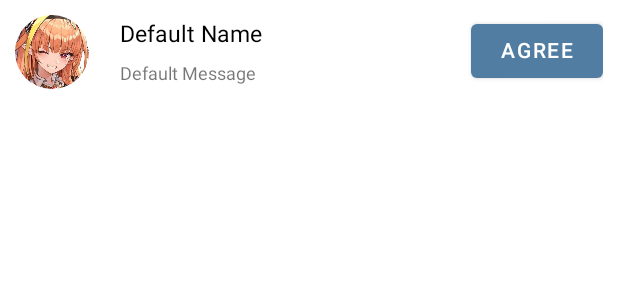
After one commit to dddqmmx/Surf-Android, an Android app: the layout view_friend_request.xml on its own in the app's theme, with its tools: preview values and no code run, on a phone screen of 412 x 824 dp. The commit adds this screen. Shown: the top 300 px of the screen. Run offline under Robolectric (Android 15) with nearby library versions, the light colour scheme and no system bars.

Commit message:
show friend request list

```diff
--- a/app/src/main/java/com/dd/surf/view/util/adapter/AdapterMain.java
+++ b/app/src/main/java/com/dd/surf/view/util/adapter/AdapterMain.java
@@ -12,6 +12,7 @@ import android.widget.TextView;
 import androidx.annotation.NonNull;
 import androidx.recyclerview.widget.RecyclerView;
 
+import com.dd.surf.AddFriendRequestList;
 import com.dd.surf.Chat;
 import com.dd.surf.Developers;
 import com.dd.surf.R;
@@ -47,6 +48,10 @@ public class AdapterMain extends RecyclerView.Adapter<AdapterMain.ViewPagerHolde
 
         messageListLayout = messagesList.findViewById(R.id.message_list);
         View friendsList = layoutInflater.inflate(R.layout.view_friend_list,null);
+        View toAddFriendRequestList = friendsList.findViewById(R.id.toAddFriendRequestList);
+        toAddFriendRequestList.setOnClickListener(v -> {
+            activity.startActivity(new Intent(activity, AddFriendRequestList.class));
+        });
         friendListLayout = friendsList.findViewById(R.id.friend_list);
 
         View myInfo = layoutInflater.inflate(R.layout.view_my_info,null);
--- /dev/null
+++ b/app/src/main/res/layout/view_friend_request.xml
@@ -0,0 +1,45 @@
+<?xml version="1.0" encoding="utf-8"?>
+<RelativeLayout xmlns:android="http://schemas.android.com/apk/res/android"
+    android:layout_width="match_parent"
+    android:layout_height="wrap_content"
+    android:padding="10dp">
+    <com.dd.surf.view.ClipPathCircleView
+        android:id="@+id/head"
+        android:layout_width="50dp"
+        android:layout_height="50dp"
+        android:src="@drawable/default_head">
+    </com.dd.surf.view.ClipPathCircleView>
+
+    <RelativeLayout
+        android:layout_centerVertical="true"
+        android:layout_toEndOf="@id/head"
+        android:layout_width="wrap_content"
+        android:layout_height="wrap_content"
+        android:layout_marginStart="20dp">
+        <TextView
+            android:id="@+id/name"
+            android:layout_width="wrap_content"
+            android:layout_height="wrap_content"
+            android:text="@string/default_name"
+            android:textColor="@color/black"
+            android:textSize="15sp"/>
+        <TextView
+            android:id="@+id/message"
+            android:layout_below="@id/name"
+            android:layout_width="wrap_content"
+            android:layout_height="wrap_content"
+            android:layout_marginTop="10dp"
+            android:textSize="12sp"
+            android:text="@string/default_message">
+        </TextView>
+    </RelativeLayout>
+
+    <Button
+        android:id="@+id/agree_button"
+        android:layout_width="wrap_content"
+        android:layout_height="wrap_content"
+        android:layout_alignParentEnd="true"
+        android:text="@string/agree">
+    </Button>
+
+</RelativeLayout>
--- a/app/src/main/res/values/strings.xml
+++ b/app/src/main/res/values/strings.xml
@@ -29,6 +29,8 @@
     <string name="add_friend">add friend</string>
     <string name="user_info">user info</string>
     <string name="show_image">show image</string>
+    <string name="friend_request_list">Friend Request List</string>
+    <string name="agree">agree</string>
     <string-array name="default_server_arrays">
         <item>official client</item>
     </string-array>
```
Also changed, not shown: app/src/main/AndroidManifest.xml (+9 -2 lines), app/src/main/java/com/dd/surf/AddFriendRequestList.java (added, +142 -0 lines), app/src/main/java/com/dd/surf/service/TCPService.java (+28 -0 lines), app/src/main/res/layout/activity_add_friend_request_list.xml (added, +29 -0 lines), 1 other file.
